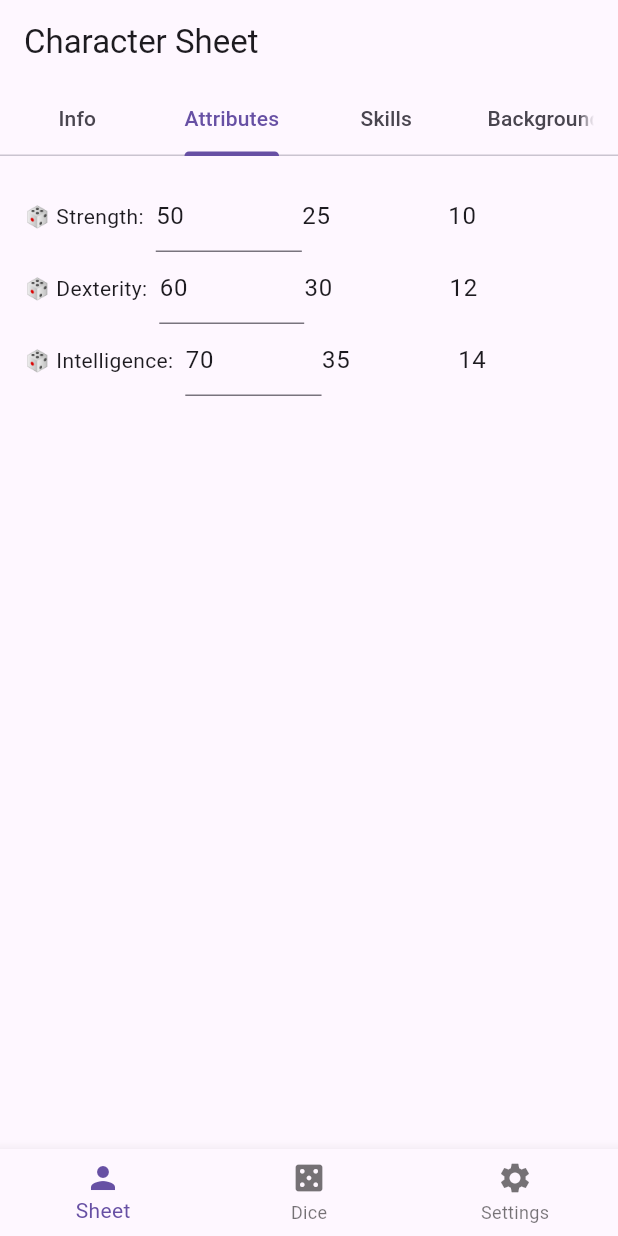
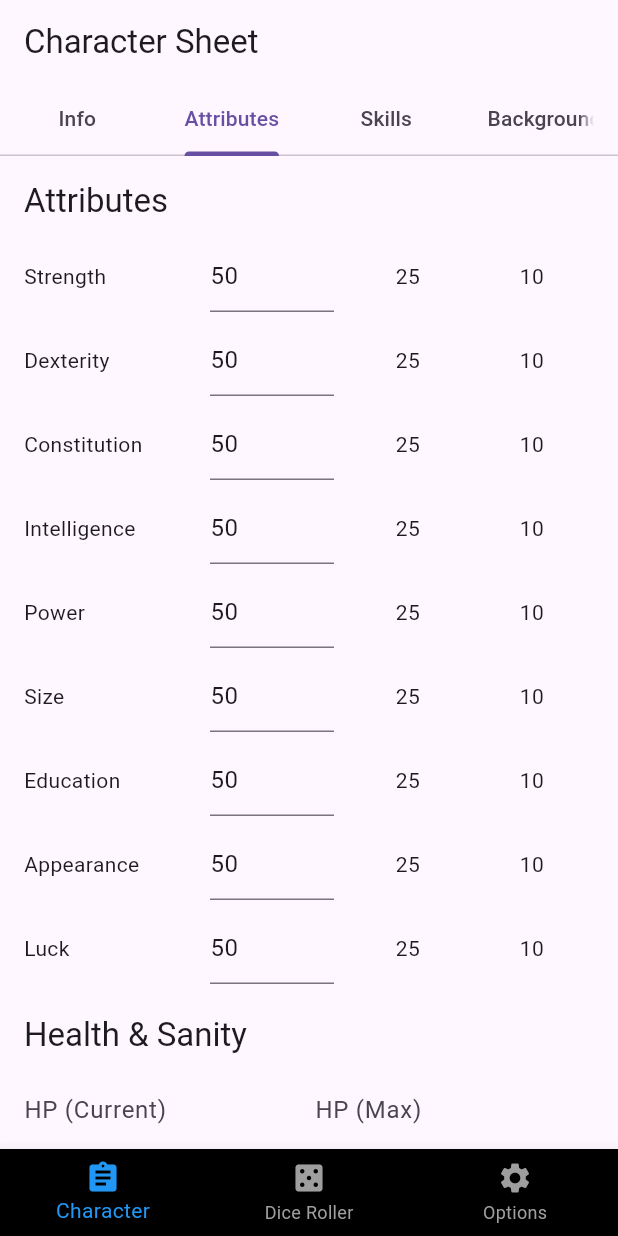
Before and after one commit to EugenePopovych/yithian, a Flutter app: the screen it shows after launch, tab 2 chosen, on a phone screen of 412 x 824 dp. Run offline on Flutter 3.47's test engine with Material 3 defaults, Android fonts, the phone set to English and light mode, and no system bars.

Commit message:
Character Sheet Screen implemented
- all character sheet data is implemented in model and tabs

```diff
--- a/lib/models/character.dart
+++ b/lib/models/character.dart
@@ -3,14 +3,88 @@ import 'skill.dart';
 
 class Character {
   String name;
+  int age;
+  String pronouns;
+  String birthplace;
+  String occupation;
+  String residence;
+
+  int currentHP;
+  int maxHP;
+  int currentSanity;
+  int startingSanity;
+  int get maxSanity => 99 - (skills.firstWhere((s) => s.name == "Cthulhu Mythos", orElse: () => Skill(name: "Cthulhu Mythos", base: 0)).base);
+  int currentMP;
+  int startingMP;
   List<Attribute> attributes;
   List<Skill> skills;
 
+  // Background information
+  String personalDescription;
+  String ideologyAndBeliefs;
+  String significantPeople;
+  String meaningfulLocations;
+  String treasuredPossessions;
+  String traitsAndMannerisms;
+  String injuriesAndScars;
+  String phobiasAndManias;
+  String arcaneTomesAndSpells;
+  String encountersWithEntities;
+  String gear;
+  String wealth;
+  String notes;
+
+  // Status tracking
+  bool hasMajorWound;
+  bool isIndefinitelyInsane;
+  bool isTemporarilyInsane;
+  bool isUnconscious;
+  bool isDying;
+
   Character({
     required this.name,
+    required this.age,
+    required this.pronouns,
+    required this.birthplace,
+    required this.occupation,
+    required this.residence,
+    required this.currentHP,
+    required this.maxHP,
+    required this.currentSanity,
+    required this.startingSanity,
+    required this.currentMP,
+    required this.startingMP,
     required this.attributes,
     required this.skills,
+    this.personalDescription = "",
+    this.ideologyAndBeliefs = "",
+    this.significantPeople = "",
+    this.meaningfulLocations = "",
+    this.treasuredPossessions = "",
+    this.traitsAndMannerisms = "",
+    this.injuriesAndScars = "",
+    this.phobiasAndManias = "",
+    this.arcaneTomesAndSpells = "",
+    this.encountersWithEntities = "",
+    this.gear = "",
+    this.wealth = "",
+    this.notes = "",
+    this.hasMajorWound = false,
+    this.isIndefinitelyInsane = false,
+    this.isTemporarilyInsane = false,
+    this.isUnconscious = false,
+    this.isDying = false,
   });
+
+  int get movementRate {
+    final str = attributes.firstWhere((a) => a.name == "Strength").base;
+    final dex = attributes.firstWhere((a) => a.name == "Dexterity").base;
+    final siz = attributes.firstWhere((a) => a.name == "Size").base;
+
+    if (dex > siz && str > siz) return 9;
+    if (dex == siz || str == siz) return 8;
+    return 7;
+  }
 
   void updateAttribute(String attributeName, int newValue) {
     for (var attribute in attributes) {
--- /dev/null
+++ b/lib/screens/attributes_tab.dart
@@ -0,0 +1,110 @@
+import 'package:flutter/material.dart';
+import 'package:provider/provider.dart';
+import '../viewmodels/character_viewmodel.dart';
+import '../models/attribute.dart';
+
+class AttributesTab extends StatefulWidget {
+  const AttributesTab({super.key});
+
+  @override
+  State<AttributesTab> createState() => _AttributesTabState();
+}
+
+class _AttributesTabState extends State<AttributesTab> {
+  final Map<String, TextEditingController> _controllers = {};
+
+  @override
+  void dispose() {
+    for (var controller in _controllers.values) {
+      controller.dispose();
+    }
+    super.dispose();
+  }
+
+  @override
+  Widget build(BuildContext context) {
+    final character = Provider.of<CharacterViewModel>(context).character;
+    final viewModel = Provider.of<CharacterViewModel>(context, listen: false);
+
+    return SingleChildScrollView(
+      padding: const EdgeInsets.all(16.0),
+      child: Column(
+        crossAxisAlignment: CrossAxisAlignment.start,
+        children: [
+          Text("Attributes", style: Theme.of(context).textTheme.titleLarge),
+          const SizedBox(height: 8),
+          ...character.attributes.map((attribute) => _buildAttributeRow(attribute, viewModel)),
+
+          const SizedBox(height: 16),
+          Text("Health & Sanity", style: Theme.of(context).textTheme.titleLarge),
+          _buildNumberFields("HP", character.currentHP, character.maxHP, (current, max) => viewModel.updateHealth(current, max)),
+          _buildNumberFields("Sanity", character.currentSanity, character.startingSanity, (current, starting) => viewModel.updateSanity(current, starting)),
+          _buildNumberFields("Magic Points", character.currentMP, character.startingMP, (current, starting) => viewModel.updateMagicPoints(current, starting)),
+
+          const SizedBox(height: 16),
+          Text("Status Effects", style: Theme.of(context).textTheme.titleLarge),
+          _buildStatusToggle("Major Wound", character.hasMajorWound, (value) => viewModel.updateStatus(hasMajorWound: value)),
+          _buildStatusToggle("Indefinite Insanity", character.isIndefinitelyInsane, (value) => viewModel.updateStatus(isIndefinitelyInsane: value)),
+          _buildStatusToggle("Temporary Insanity", character.isTemporarilyInsane, (value) => viewModel.updateStatus(isTemporarilyInsane: value)),
+          _buildStatusToggle("Unconscious", character.isUnconscious, (value) => viewModel.updateStatus(isUnconscious: value)),
+          _buildStatusToggle("Dying", character.isDying, (value) => viewModel.updateStatus(isDying: value)),
+        ],
+      ),
+    );
+  }
+
+  Widget _buildAttributeRow(Attribute attribute, CharacterViewModel viewModel) {
+    _controllers.putIfAbsent(attribute.name, () => TextEditingController(text: attribute.base.toString()));
+
+    return Padding(
+      padding: const EdgeInsets.symmetric(vertical: 4.0),
+      child: Row(
+        children: [
+          Expanded(flex: 3, child: Text(attribute.name)),
+          Expanded(
+            flex: 2,
+            child: TextField(
+              decoration: InputDecoration(),
+              controller: _controllers[attribute.name],
+              keyboardType: TextInputType.number,
+              onChanged: (val) => viewModel.updateAttribute(attribute.name, int.tryParse(val) ?? attribute.base),
+            ),
+          ),
+          const SizedBox(width: 8),
+          Expanded(flex: 2, child: Text(attribute.hard.toString(), textAlign: TextAlign.center)),
+          Expanded(flex: 2, child: Text(attribute.extreme.toString(), textAlign: TextAlign.center)),
+        ],
+      ),
+    );
+  }
+
+  Widget _buildNumberFields(String label, int current, int max, Function(int, int) onChanged) {
+    return Row(
+      children: [
+        Expanded(child: _buildTextField("$label (Current)", current.toString(), (value) => onChanged(int.tryParse(value) ?? current, max))),
+        const SizedBox(width: 8),
+        Expanded(child: _buildTextField("$label (Max)", max.toString(), (value) => onChanged(current, int.tryParse(value) ?? max))),
+      ],
+    );
+  }
+
+  Widget _buildTextField(String label, String value, Function(String) onChanged) {
+    return Padding(
+      padding: const EdgeInsets.symmetric(vertical: 8.0),
+      child: TextField(
+        decoration: InputDecoration(labelText: label),
+        controller: _controllers[label],
+        keyboardType: TextInputType.number,
+        onChanged: onChanged,
+      ),
+    );
+  }
+
+  Widget _buildStatusToggle(String label, bool value, Function(bool) onChanged) {
+    return SwitchListTile(
+      title: Text(label),
+      value: value,
+      onChanged: onChanged,
+    );
+  }
+}
--- /dev/null
+++ b/lib/screens/background_tab.dart
@@ -0,0 +1,56 @@
+import 'package:flutter/material.dart';
+import 'package:provider/provider.dart';
+import '../viewmodels/character_viewmodel.dart';
+
+class BackgroundTab extends StatelessWidget {
+  BackgroundTab({super.key});
+
+  @override
+  Widget build(BuildContext context) {
+    final character = Provider.of<CharacterViewModel>(context).character;
+    final viewModel = Provider.of<CharacterViewModel>(context, listen: false);
+
+    return SingleChildScrollView(
+      padding: const EdgeInsets.all(16.0),
+      child: Column(
+        crossAxisAlignment: CrossAxisAlignment.start,
+        children: [
+          Text("Background Information", style: Theme.of(context).textTheme.titleLarge),
+          _buildTextField("Personal Description", character.personalDescription, (value) => viewModel.updateBackground(personalDescription: value)),
+          _buildTextField("Ideology & Beliefs", character.ideologyAndBeliefs, (value) => viewModel.updateBackground(ideologyAndBeliefs: value)),
+          _buildTextField("Significant People", character.significantPeople, (value) => viewModel.updateBackground(significantPeople: value)),
+          _buildTextField("Meaningful Locations", character.meaningfulLocations, (value) => viewModel.updateBackground(meaningfulLocations: value)),
+          _buildTextField("Treasured Possessions", character.treasuredPossessions, (value) => viewModel.updateBackground(treasuredPossessions: value)),
+          _buildTextField("Traits & Mannerisms", character.traitsAndMannerisms, (value) => viewModel.updateBackground(traitsAndMannerisms: value)),
+          _buildTextField("Injuries & Scars", character.injuriesAndScars, (value) => viewModel.updateBackground(injuriesAndScars: value)),
+          _buildTextField("Phobias & Manias", character.phobiasAndManias, (value) => viewModel.updateBackground(phobiasAndManias: value)),
+          _buildTextField("Arcane Tomes & Spells", character.arcaneTomesAndSpells, (value) => viewModel.updateBackground(arcaneTomesAndSpells: value)),
+          _buildTextField("Encounters with Strange Entities", character.encountersWithEntities, (value) => viewModel.updateBackground(encountersWithEntities: value)),
+          _buildTextField("Gear", character.gear, (value) => viewModel.updateBackground(gear: value)),
+          _buildTextField("Wealth", character.wealth, (value) => viewModel.updateBackground(wealth: value)),
+          _buildTextField("Notes", character.notes, (value) => viewModel.updateBackground(notes: value)),
+        ],
+      ),
+    );
+  }
+
+  final _controllers = <String, TextEditingController>{};
+
+  Widget _buildTextField(String label, String value, Function(String) onChanged) {
+    _controllers.putIfAbsent(label, () => TextEditingController(text: value));
+
+    return Padding(
+      padding: const EdgeInsets.symmetric(vertical: 8.0),
+      child: TextField(
+        decoration: InputDecoration(labelText: label),
+        controller: _controllers[label],
+        onChanged: (val) {
+          onChanged(val);
+        },
+        maxLines: null,
+        keyboardType: TextInputType.multiline,
+      ),
+    );
+  }
+
+}
--- a/lib/screens/character_sheet_screen.dart
+++ b/lib/screens/character_sheet_screen.dart
@@ -1,22 +1,32 @@
 import 'package:flutter/material.dart';
-import 'package:provider/provider.dart';
-import '../viewmodels/character_viewmodel.dart';
-import '../widgets/attribute_widget.dart';
-import '../widgets/skill_widget.dart';
+import '../screens/info_tab.dart';
+import '../screens/attributes_tab.dart';
+import '../screens/skills_tab.dart';
+import '../screens/background_tab.dart';
 
-class CharacterSheetScreen extends StatelessWidget {
+class CharacterSheetScreen extends StatefulWidget {
   const CharacterSheetScreen({super.key});
 
   @override
+  CharacterSheetScreenState createState() => CharacterSheetScreenState();
+}
+
+class CharacterSheetScreenState extends State<CharacterSheetScreen> {
+  final List<Widget> _tabs = [
+    const InfoTab(),
+    const AttributesTab(),
+    const SkillsTab(),
+    BackgroundTab()
+  ];
+
+  @override
   Widget build(BuildContext context) {
-    final characterVM = Provider.of<CharacterViewModel>(context);
-
     return DefaultTabController(
       length: 4,
       child: Scaffold(
         appBar: AppBar(
-          title: Text("Character Sheet"),
-          bottom: TabBar(
+          title: const Text("Character Sheet"),
+          bottom: const TabBar(
             tabs: [
               Tab(text: "Info"),
               Tab(text: "Attributes"),
@@ -26,74 +36,20 @@ class CharacterSheetScreen extends StatelessWidget {
           ),
         ),
         body: TabBarView(
-          children: [
-            _buildInfoTab(characterVM),
-            _buildAttributesTab(characterVM),
-            _buildSkillsTab(characterVM),
-            _buildBackgroundTab(characterVM),
-          ],
+          children: _tabs,
         ),
         bottomNavigationBar: BottomNavigationBar(
-          items: [
-            BottomNavigationBarItem(icon: Icon(Icons.person), label: "Sheet"),
-            BottomNavigationBarItem(icon: Icon(Icons.casino), label: "Dice"),
-            BottomNavigationBarItem(icon: Icon(Icons.settings), label: "Settings"),
+          currentIndex: 0,
+          selectedItemColor: Colors.blue,
+          unselectedItemColor: Colors.grey,
+          backgroundColor: Theme.of(context).bottomAppBarTheme.color ?? Colors.black,
+          items: const [
+            BottomNavigationBarItem(icon: Icon(Icons.assignment), label: "Character"),
+            BottomNavigationBarItem(icon: Icon(Icons.casino), label: "Dice Roller"),
+            BottomNavigationBarItem(icon: Icon(Icons.settings), label: "Options"),
           ],
-          onTap: (index) {
-            if (index == 1) {
-              // Dice roller screen is disabled for now
-              // Navigator.pushNamed(context, '/dice');
-            }
-          },
         ),
       ),
     );
   }
-
-  Widget _buildInfoTab(CharacterViewModel characterVM) {
-    return Padding(
-      padding: EdgeInsets.all(16.0),
-      child: Column(
-        crossAxisAlignment: CrossAxisAlignment.start,
-        children: [
-          TextField(
-            decoration: InputDecoration(labelText: "Character Name"),
-            controller: TextEditingController(text: characterVM.character.name),
-            onChanged: (value) => characterVM.updateName(value),
-          ),
-        ],
-      ),
-    );
-  }
-
-  Widget _buildAttributesTab(CharacterViewModel characterVM) {
-    return ListView(
-      padding: EdgeInsets.all(16.0),
-      children: characterVM.character.attributes.map((attribute) =>
-        AttributeWidget(attribute: attribute, onTap: () {
-          // Dice roller screen is disabled for now
-          // Navigator.pushNamed(context, '/dice', arguments: attribute);
-        })
-      ).toList(),
-    );
-  }
-
-  Widget _buildSkillsTab(CharacterViewModel characterVM) {
-    return ListView(
-      padding: EdgeInsets.all(16.0),
-      children: characterVM.character.skills.map((skill) =>
-        SkillWidget(skill: skill, onTap: () {
-          // Dice roller screen is disabled for now
-          // Navigator.pushNamed(context, '/dice', arguments: skill);
-        })
-      ).toList(),
-    );
-  }
-
-  Widget _buildBackgroundTab(CharacterViewModel characterVM) {
-    return Padding(
-      padding: EdgeInsets.all(16.0),
-      child: Text("Character background and notes go here."),
-    );
-  }
 }
--- a/lib/viewmodels/character_viewmodel.dart
+++ b/lib/viewmodels/character_viewmodel.dart
@@ -6,21 +6,96 @@ import '../models/skill.dart';
 class CharacterViewModel extends ChangeNotifier {
   final Character _character = Character(
     name: "Investigator",
+    age: 30,
+    pronouns: "They/Them",
+    birthplace: "Unknown",
+    occupation: "Private Investigator",
+    residence: "Arkham, MA",
+    currentHP: 10,
+    maxHP: 10,
+    currentSanity: 50,
+    startingSanity: 50,
+    currentMP: 10,
+    startingMP: 10,
     attributes: [
       Attribute(name: "Strength", base: 50),
-      Attribute(name: "Dexterity", base: 60),
-      Attribute(name: "Intelligence", base: 70),
+      Attribute(name: "Dexterity", base: 50),
+      Attribute(name: "Constitution", base: 50),
+      Attribute(name: "Intelligence", base: 50),
+      Attribute(name: "Power", base: 50),
+      Attribute(name: "Size", base: 50),
+      Attribute(name: "Education", base: 50),
+      Attribute(name: "Appearance", base: 50),
+      Attribute(name: "Luck", base: 50),
     ],
     skills: [
-      Skill(name: "Spot Hidden", base: 60),
-      Skill(name: "Persuade", base: 50),
+      Skill(name: "Accounting", base: 5),
+      Skill(name: "Anthropology", base: 1),
+      Skill(name: "Appraise", base: 5),
+      Skill(name: "Archaeology", base: 1),
+      Skill(name: "Art/Craft", base: 5),
+      Skill(name: "Charm", base: 15),
+      Skill(name: "Climb", base: 20),
+      Skill(name: "Credit Rating", base: 0),
+      Skill(name: "Cthulhu Mythos", base: 0),
+      Skill(name: "Disguise", base: 5),
+      Skill(name: "Dodge", base: 50),
+      Skill(name: "Drive Auto", base: 20),
+      Skill(name: "Electrical Repair", base: 10),
+      Skill(name: "Fast Talk", base: 5),
+      Skill(name: "Fighting (Brawl)", base: 25),
+      Skill(name: "Firearms (Handgun)", base: 20),
+      Skill(name: "Firearms (Rifle/Shotgun)", base: 25),
+      Skill(name: "First Aid", base: 30),
+      Skill(name: "History", base: 5),
+      Skill(name: "Intimidate", base: 15),
+      Skill(name: "Jump", base: 20),
+      Skill(name: "Language (Own)", base: 50),
+      Skill(name: "Law", base: 5),
+      Skill(name: "Library Use", base: 20),
+      Skill(name: "Listen", base: 20),
+      Skill(name: "Locksmith", base: 1),
+      Skill(name: "Mechanical Repair", base: 10),
+      Skill(name: "Medicine", base: 1),
+      Skill(name: "Natural World", base: 10),
+      Skill(name: "Navigate", base: 10),
+      Skill(name: "Occult", base: 5),
+      Skill(name: "Operate Heavy Machinery", base: 1),
+      Skill(name: "Persuade", base: 10),
+      Skill(name: "Pilot", base: 1),
+      Skill(name: "Psychology", base: 10),
+      Skill(name: "Psychoanalysis", base: 1),
+      Skill(name: "Ride", base: 5),
+      Skill(name: "Science", base: 1),
+      Skill(name: "Sleight of Hand", base: 10),
+      Skill(name: "Spot Hidden", base: 25),
+      Skill(name: "Stealth", base: 20),
+      Skill(name: "Survival", base: 10),
+      Skill(name: "Swim", base: 20),
+      Skill(name: "Throw", base: 20),
+      Skill(name: "Track", base: 10),
     ],
   );
 
   Character get character => _character;
 
-  void updateName(String newName) {
+  void updateCharacterName(String newName) {
     _character.name = newName;
+    notifyListeners();
+  }
+
+  void updateCharacterInfo({
+    String? pronouns,
+    String? birthplace,
+    String? occupation,
+    String? residence,
+    int? age,
+  }) {
+    if (pronouns != null) _character.pronouns = pronouns;
+    if (birthplace != null) _character.birthplace = birthplace;
+    if (occupation != null) _character.occupation = occupation;
+    if (residence != null) _character.residence = residence;
+    if (age != null) _character.age = age;
     notifyListeners();
   }
 
@@ -33,4 +108,70 @@ class CharacterViewModel extends ChangeNotifier {
     _character.updateSkill(name, newValue);
     notifyListeners();
   }
+
+  void updateHealth(int currentHP, int maxHP) {
+    _character.currentHP = currentHP.clamp(0, maxHP);
+    _character.maxHP = maxHP;
+    notifyListeners();
+  }
+
+  void updateSanity(int currentSanity, int startingSanity) {
+    _character.currentSanity = currentSanity.clamp(0, _character.maxSanity);
+    _character.startingSanity = startingSanity;
+    notifyListeners();
+  }
+
+  void updateMagicPoints(int currentMP, int startingMP) {
+    _character.currentMP = currentMP;
+    _character.startingMP = startingMP;
+    notifyListeners();
+  }
+
+  void updateStatus({
+    bool? hasMajorWound,
+    bool? isIndefinitelyInsane,
+    bool? isTemporarilyInsane,
+    bool? isUnconscious,
+    bool? isDying,
+  }) {
+    if (hasMajorWound != null) _character.hasMajorWound = hasMajorWound;
+    if (isIndefinitelyInsane != null) _character.isIndefinitelyInsane = isIndefinitelyInsane;
+    if (isTemporarilyInsane != null) _character.isTemporarilyInsane = isTemporarilyInsane;
+    if (isUnconscious != null) _character.isUnconscious = isUnconscious;
+    if (isDying != null) _character.isDying = isDying;
+    notifyListeners();
+  }
+
+  void updateBackground({
+    String? personalDescription,
+    String? ideologyAndBeliefs,
+    String? significantPeople,
+    String? meaningfulLocations,
+    String? treasuredPossessions,
+    String? traitsAndMannerisms,
+    String? injuriesAndScars,
+    String? phobiasAndManias,
+    String? arcaneTomesAndSpells,
+    String? encountersWithEntities,
+    String? gear,
+    String? wealth,
+    String? notes,
+  }) {
+    if (personalDescription != null) _character.personalDescription = personalDescription;
+    if (ideologyAndBeliefs != null) _character.ideologyAndBeliefs = ideologyAndBeliefs;
+    if (significantPeople != null) _character.significantPeople = significantPeople;
+    if (meaningfulLocations != null) _character.meaningfulLocations = meaningfulLocations;
+    if (treasuredPossessions != null) _character.treasuredPossessions = treasuredPossessions;
+    if (traitsAndMannerisms != null) _character.traitsAndMannerisms = traitsAndMannerisms;
+    if (injuriesAndScars != null) _character.injuriesAndScars = injuriesAndScars;
+    if (phobiasAndManias != null) _character.phobiasAndManias = phobiasAndManias;
+    if (arcaneTomesAndSpells != null) _character.arcaneTomesAndSpells = arcaneTomesAndSpells;
+    if (encountersWithEntities != null) _character.encountersWithEntities = encountersWithEntities;
+    if (gear != null) _character.gear = gear;
+    if (wealth != null) _character.wealth = wealth;
+    if (notes != null) _character.notes = notes;
+    notifyListeners();
+  }
+
+  int get movementRate => _character.movementRate;
 }
```
Also changed, not shown: lib/screens/info_tab.dart (added, +56 -0 lines), lib/screens/skills_tab.dart (added, +80 -0 lines), 2 other files.
